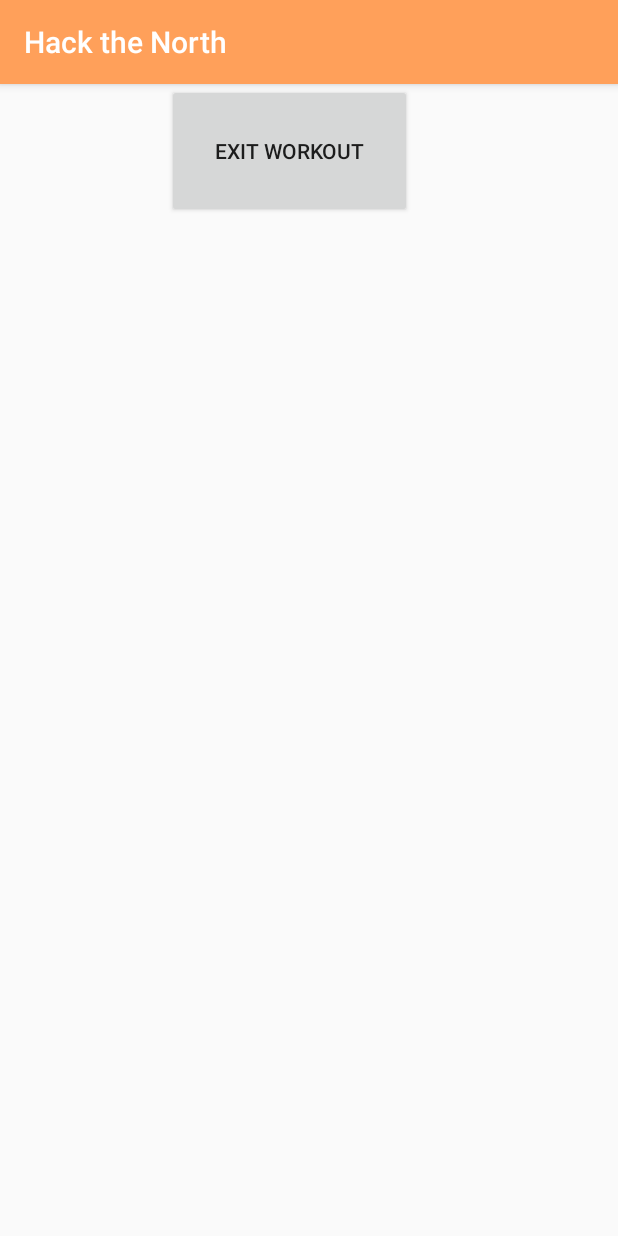
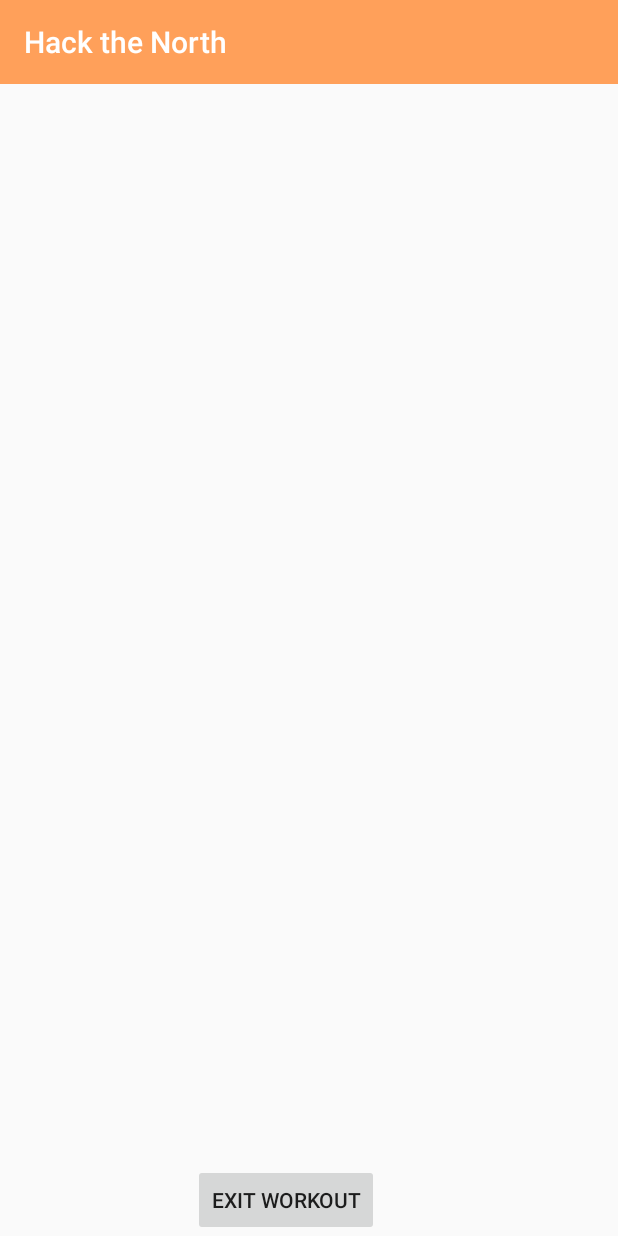
Before and after one commit to Deep297/hackthenorth, an Android app: the screen it shows after launch once a user with an empty profile is signed in (Workout), after a tap on "START WORKOUT", on a phone screen of 412 x 824 dp. Run offline under Robolectric (Android 15) with nearby library versions, the phone set to English and light mode, and no system bars; our stand-ins replace Firebase (no records; nobody signed in at launch, a user with empty details on screens opened directly); 1 statement that could not run was skipped.

Commit message:
THERE'S HOPE!!

```diff
--- a/app/src/main/java/project/hackthenorth/com/hackthenorth/AuthenticationActivity.java
+++ b/app/src/main/java/project/hackthenorth/com/hackthenorth/AuthenticationActivity.java
@@ -40,7 +40,7 @@ public class AuthenticationActivity extends AppCompatActivity {
     public void updateUI (FirebaseUser user) {
         if (user != null) {
             //go to main if already signed in
-            Intent intent = new Intent(AuthenticationActivity.this, MainActivity.class);
+            Intent intent = new Intent(AuthenticationActivity.this, loading.class);
             startActivity(intent);
         }
     }
@@ -56,7 +56,7 @@ public class AuthenticationActivity extends AppCompatActivity {
             public void onComplete(@NonNull Task<AuthResult> task) {
                 if (task.isSuccessful()) {
                     //sign in successful, changes to main
-                    Intent intent = new Intent(AuthenticationActivity.this, MainActivity.class);
+                    Intent intent = new Intent(AuthenticationActivity.this, loading.class);
                     startActivity(intent);
                 } else {
                     Toast.makeText(AuthenticationActivity.this, "Authentication failed.",
@@ -76,7 +76,7 @@ public class AuthenticationActivity extends AppCompatActivity {
             public void onComplete(@NonNull Task<AuthResult> task) {
                 if (task.isSuccessful()) {
                     //Sign up successful
-                    Intent intent = new Intent(AuthenticationActivity.this, MainActivity.class);
+                    Intent intent = new Intent(AuthenticationActivity.this, loading.class);
                     startActivity(intent);
                 } else {
                     //Invalid sign up
--- a/app/src/main/java/project/hackthenorth/com/hackthenorth/Workout.java
+++ b/app/src/main/java/project/hackthenorth/com/hackthenorth/Workout.java
@@ -44,7 +44,6 @@ public class Workout extends AppCompatActivity {
        begin.start();
 
         for(int i = 0; i < Integer.valueOf(cycles); i++){
-            //setContentView(R.layout.activity_workout);
 
             timer(x);
             restup.start();
@@ -58,8 +57,6 @@ public class Workout extends AppCompatActivity {
         }}
 
     public void timer (int time){
-        setContentView(R.layout.activity_workout);
-
         SystemClock.sleep(time);
         return;
     }
--- a/app/src/main/java/project/hackthenorth/com/hackthenorth/loading.java
+++ b/app/src/main/java/project/hackthenorth/com/hackthenorth/loading.java
@@ -25,15 +25,15 @@ public class loading extends AppCompatActivity{
         getWindow().setFlags(WindowManager.LayoutParams.FLAG_FULLSCREEN, WindowManager.LayoutParams.FLAG_FULLSCREEN);
         setContentView(R.layout.activity_loading);
 
-        imageView = (ImageView)findViewById(R.id.imageView);
+       imageView = (ImageView)findViewById(R.id.imageView);
         if(imageView == null) throw new AssertionError();
         imageView.setBackgroundResource(R.drawable.animation_screen);
 
         new Handler().postDelayed(new Runnable(){
             @Override
             public void run() {
-                anim = (AnimationDrawable) imageView.getBackground();
-                anim.start();
+               // anim = (AnimationDrawable) imageView.getBackground();
+                //anim.start();
                 Intent intent = new Intent(loading.this, MainActivity.class);
                 startActivity(intent);
             }
--- a/app/src/main/res/drawable/animation_screen.xml
+++ b/app/src/main/res/drawable/animation_screen.xml
@@ -1,16 +1,17 @@
 <?xml version="1.0" encoding="utf-8"?>
 <animation-list xmlns:android="http://schemas.android.com/apk/res/android">
-    <item android:drawable="@drawable/frame_1" android:duration="2000"></item>
-    <item android:drawable="@drawable/frame_2" android:duration="2000"></item>
-    <item android:drawable="@drawable/frame_3" android:duration="2000"></item>
-    <item android:drawable="@drawable/frame_4" android:duration="2000"></item>
-    <item android:drawable="@drawable/frame_5" android:duration="2000"></item>
-    <item android:drawable="@drawable/frame_6" android:duration="2000"></item>
-    <item android:drawable="@drawable/frame_7" android:duration="2000"></item>
-    <item android:drawable="@drawable/frame_8" android:duration="2000"></item>
-    <item android:drawable="@drawable/frame_9" android:duration="2000"></item>
-    <item android:drawable="@drawable/frame_10" android:duration="2000"></item>
-    <item android:drawable="@drawable/frame_11" android:duration="2000"></item>
-    <item android:drawable="@drawable/frame_12" android:duration="2000"></item>
+    <item android:drawable="@drawable/frame_1" android:duration="90"/>
+    <item android:drawable="@drawable/frame_2" android:duration="90"/>
+    <item android:drawable="@drawable/frame_3" android:duration="90"/>
+    <item android:drawable="@drawable/frame_4" android:duration="90"/>
+    <item android:drawable="@drawable/frame_5" android:duration="90"/>
+    <item android:drawable="@drawable/frame_6" android:duration="90"/>
+    <item android:drawable="@drawable/frame_7" android:duration="90"/>
+    <item android:drawable="@drawable/frame_8" android:duration="90"/>
+    <item android:drawable="@drawable/frame_9" android:duration="90"/>
+    <item android:drawable="@drawable/frame_10" android:duration="90"/>
+    <item android:drawable="@drawable/frame_11" android:duration="90"/>
+    <item android:drawable="@drawable/frame_12" android:duration="90"/>
+
 
 </animation-list>
--- a/app/src/main/res/layout/activity_workout.xml
+++ b/app/src/main/res/layout/activity_workout.xml
@@ -9,11 +9,12 @@
 
     <Button
         android:id="@+id/button3"
-        android:layout_width="163dp"
-        android:layout_height="89dp"
+        android:layout_width="wrap_content"
+        android:layout_height="wrap_content"
         android:text="Exit Workout"
+        app:layout_constraintHorizontal_bias="0.447"
         app:layout_constraintLeft_toLeftOf="parent"
         app:layout_constraintRight_toRightOf="parent"
-        tools:layout_editor_absoluteY="126dp"
-        app:layout_constraintHorizontal_bias="0.447" />
+        app:layout_constraintBottom_toBottomOf="parent"
+        tools:layout_editor_absoluteY="126dp" />
 </android.support.constraint.ConstraintLayout>
```
Also changed, not shown: app/src/main/AndroidManifest.xml (+18 -12 lines), app/src/main/java/project/hackthenorth/com/hackthenorth/MainActivity.java (+6 -2 lines).
